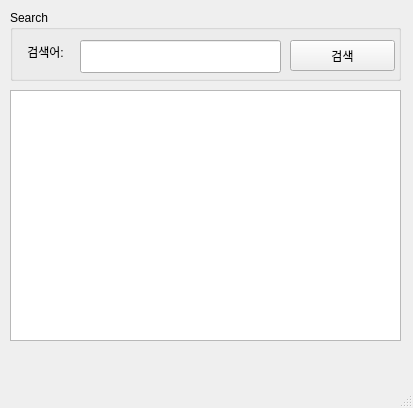
First picture: the form in 0715/ui/naverSearch.ui, repository HongryeolSeong/StudyRaspberryPi21, before the edit.
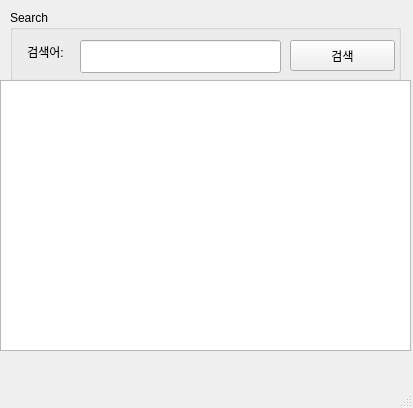
Second picture: the form after the edit.

Diff of the .ui file:
```diff
--- a/0715/ui/naverSearch.ui
+++ b/0715/ui/naverSearch.ui
@@ -66,13 +66,13 @@
      </property>
     </widget>
    </widget>
-   <widget class="QListView" name="lsvResult">
+   <widget class="QTableWidget" name="tblResult">
     <property name="geometry">
      <rect>
-      <x>10</x>
-      <y>90</y>
-      <width>391</width>
-      <height>251</height>
+      <x>0</x>
+      <y>80</y>
+      <width>411</width>
+      <height>271</height>
      </rect>
     </property>
    </widget>
```
Left out of the diff: 2 changed lines with no effect on the pictures.
